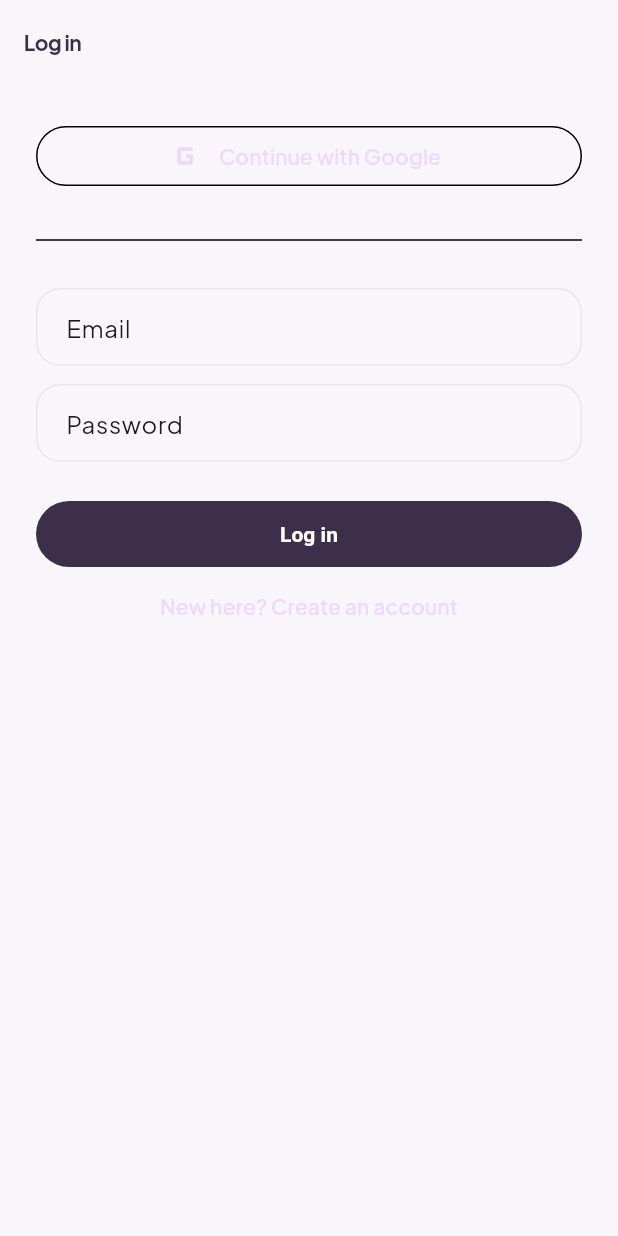
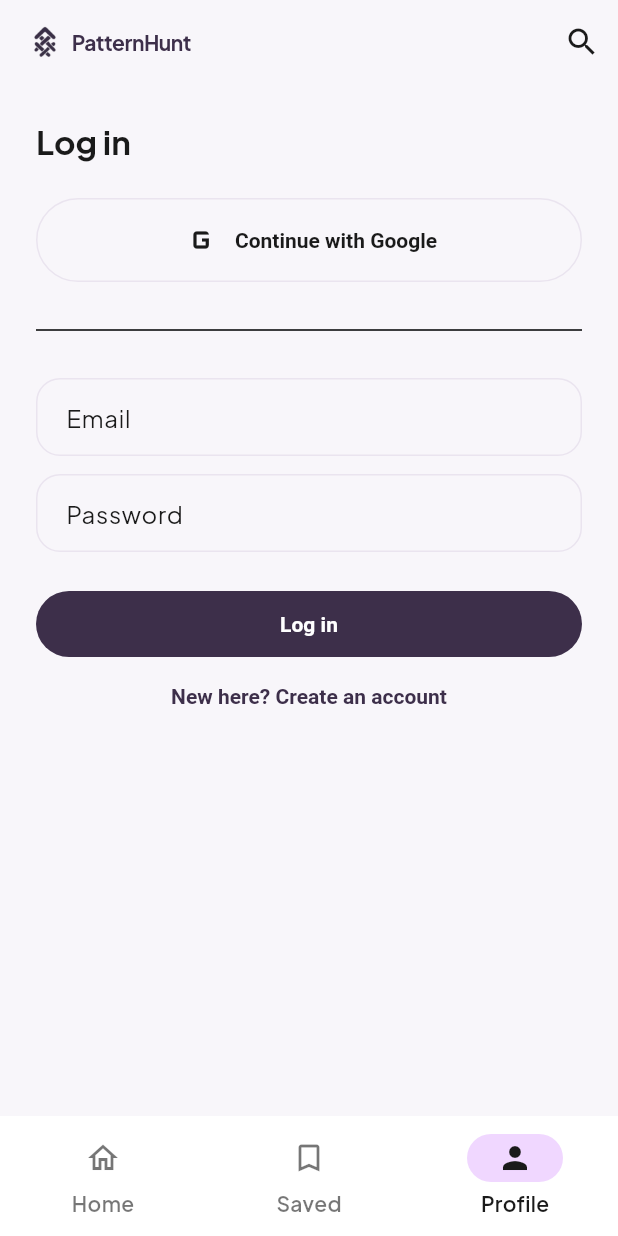
Before and after one commit to parthpatel1o/patternhunt-mobile, a Flutter app: the screen it shows after launch, item 2 of the bottom bar chosen, on a phone screen of 412 x 824 dp. Run offline on Flutter 3.47's test engine with Material 3 defaults, Android fonts, the phone set to English and light mode, and no system bars; our stand-ins replace cached_network_image, dio, file_picker, flutter_animate, flutter_riverpod, go_router and 4 more; accounts and stored records are empty; network calls fail.

Commit message:
Improve homepage filters, navigation, and login UX.
Replace category chips with a dropdown, fix lavender contrast on selected states, add Profile to bottom nav with login kept in the shell, and polish the empty state and filter pills.

```diff
--- a/lib/app/router.dart
+++ b/lib/app/router.dart
@@ -24,11 +24,12 @@ final routerProvider = Provider<GoRouter>((ref) {
           GoRoute(path: '/', builder: (context, state) => const HomeScreen()),
           GoRoute(path: '/saved', builder: (context, state) => const SavedScreen()),
           GoRoute(path: '/submit', builder: (context, state) => const SubmitScreen()),
-          GoRoute(path: '/settings', builder: (context, state) => const SettingsScreen()),
+          GoRoute(path: '/profile', builder: (context, state) => const SettingsScreen()),
+          GoRoute(path: '/settings', redirect: (context, _) => '/profile'),
+          GoRoute(path: '/login', builder: (context, state) => const LoginScreen()),
         ],
       ),
       GoRoute(path: '/search', builder: (context, state) => const SearchScreen()),
-      GoRoute(path: '/login', builder: (context, state) => const LoginScreen()),
       GoRoute(path: '/mine', builder: (context, state) => const MineScreen()),
       GoRoute(
         path: '/saved/:boardId',
@@ -46,11 +47,11 @@ final routerProvider = Provider<GoRouter>((ref) {
     redirect: (context, state) {
       final loggingIn = state.matchedLocation == '/login';
       final profile = ref.read(profileProvider).valueOrNull;
-      if (session == null && ['/submit', '/saved', '/settings', '/mine'].contains(state.matchedLocation)) {
+      if (session == null && ['/submit', '/saved', '/profile', '/mine'].contains(state.matchedLocation)) {
         return '/login';
       }
       if (session != null && state.matchedLocation == '/submit' && profile != null && !profile.isPatternDesigner) {
-        return '/settings';
+        return '/profile';
       }
       if (session != null && loggingIn) return '/';
       return null;
--- a/lib/core/theme/app_theme.dart
+++ b/lib/core/theme/app_theme.dart
@@ -12,7 +12,7 @@ class AppTheme {
         surface: AppColors.background,
         onSurface: AppColors.foreground,
         primary: AppColors.primary,
-        onPrimary: AppColors.primaryForeground,
+        onPrimary: AppColors.foreground,
         secondary: AppColors.accent,
         onSecondary: AppColors.accentForeground,
         error: AppColors.destructive,
@@ -31,9 +31,28 @@ class AppTheme {
       navigationBarTheme: NavigationBarThemeData(
         backgroundColor: AppColors.card,
         indicatorColor: AppColors.primary,
-        labelTextStyle: WidgetStatePropertyAll(
-          textTheme.labelMedium?.copyWith(fontWeight: FontWeight.w600),
-        ),
+        iconTheme: WidgetStateProperty.resolveWith((states) {
+          return IconThemeData(
+            color: states.contains(WidgetState.selected) ? AppColors.foreground : AppColors.muted,
+          );
+        }),
+        labelTextStyle: WidgetStateProperty.resolveWith((states) {
+          return textTheme.labelMedium?.copyWith(
+            fontWeight: FontWeight.w600,
+            color: states.contains(WidgetState.selected) ? AppColors.foreground : AppColors.muted,
+          );
+        }),
+      ),
+      chipTheme: ChipThemeData(
+        backgroundColor: AppColors.card,
+        selectedColor: AppColors.primary,
+        checkmarkColor: AppColors.foreground,
+        labelStyle: const TextStyle(color: AppColors.foreground),
+        secondaryLabelStyle: const TextStyle(color: AppColors.foreground),
+        side: const BorderSide(color: AppColors.border),
+        shape: RoundedRectangleBorder(borderRadius: BorderRadius.circular(24)),
+        padding: const EdgeInsets.symmetric(horizontal: 12, vertical: 4),
+        labelPadding: const EdgeInsets.symmetric(horizontal: 4),
       ),
       cardTheme: CardThemeData(
         color: AppColors.card,
@@ -60,6 +79,20 @@ class AppTheme {
           textStyle: const TextStyle(fontWeight: FontWeight.w600),
         ),
       ),
+      outlinedButtonTheme: OutlinedButtonThemeData(
+        style: OutlinedButton.styleFrom(
+          foregroundColor: AppColors.foreground,
+          side: const BorderSide(color: AppColors.border),
+          padding: const EdgeInsets.symmetric(horizontal: 20, vertical: 14),
+          textStyle: const TextStyle(fontWeight: FontWeight.w600),
+        ),
+      ),
+      textButtonTheme: TextButtonThemeData(
+        style: TextButton.styleFrom(
+          foregroundColor: AppColors.accent,
+          textStyle: const TextStyle(fontWeight: FontWeight.w600),
+        ),
+      ),
     );
   }
 }
--- a/lib/features/auth/login_screen.dart
+++ b/lib/features/auth/login_screen.dart
@@ -67,11 +67,16 @@ class _LoginScreenState extends ConsumerState<LoginScreen> {
 
   @override
   Widget build(BuildContext context) {
-    return Scaffold(
-      appBar: AppBar(title: Text(_signup ? 'Create account' : 'Log in')),
-      body: ListView(
+    final titleStyle = Theme.of(context).textTheme.titleLarge?.copyWith(
+      fontWeight: FontWeight.w700,
+      color: AppColors.foreground,
+    );
+
+    return ListView(
       padding: const EdgeInsets.all(24),
       children: [
+        Text(_signup ? 'Create account' : 'Log in', style: titleStyle),
+        const SizedBox(height: 24),
         OutlinedButton.icon(
           onPressed: _loading ? null : _googleSignIn,
           icon: const Icon(Icons.g_mobiledata, size: 28),
@@ -109,7 +114,6 @@ class _LoginScreenState extends ConsumerState<LoginScreen> {
           child: Text(_signup ? 'Already have an account? Log in' : 'New here? Create an account'),
         ),
       ],
-      ),
     );
   }
 }
--- a/lib/features/submit/submit_screen.dart
+++ b/lib/features/submit/submit_screen.dart
@@ -120,7 +120,7 @@ class _SubmitScreenState extends ConsumerState<SubmitScreen> {
             children: [
               const Text('Turn on pattern designer in Settings before submitting.'),
               const SizedBox(height: 16),
-              FilledButton(onPressed: () => context.go('/settings'), child: const Text('Go to settings')),
+              FilledButton(onPressed: () => context.go('/profile'), child: const Text('Go to profile')),
             ],
           ),
         ),
@@ -135,7 +135,7 @@ class _SubmitScreenState extends ConsumerState<SubmitScreen> {
             children: [
               const Text('Add your designer name in Settings before submitting.'),
               const SizedBox(height: 16),
-              FilledButton(onPressed: () => context.go('/settings'), child: const Text('Go to settings')),
+              FilledButton(onPressed: () => context.go('/profile'), child: const Text('Go to profile')),
             ],
           ),
         ),
--- a/lib/shared/widgets/account_menu.dart
+++ b/lib/shared/widgets/account_menu.dart
@@ -31,11 +31,11 @@ void showAccountMenu(BuildContext context, WidgetRef ref) {
                 },
               ),
             ListTile(
-              leading: const Icon(Icons.settings_outlined),
-              title: const Text('Settings'),
+              leading: const Icon(Icons.person_outline),
+              title: const Text('Profile'),
               onTap: () {
                 Navigator.pop(context);
-                context.go('/settings');
+                context.go('/profile');
               },
             ),
             if (session == null)
--- a/lib/shared/widgets/app_shell.dart
+++ b/lib/shared/widgets/app_shell.dart
@@ -2,7 +2,6 @@ import 'package:flutter/material.dart';
 import 'package:flutter_riverpod/flutter_riverpod.dart';
 import 'package:go_router/go_router.dart';
 import '../../core/providers/providers.dart';
-import 'account_menu.dart';
 
 class AppShell extends ConsumerWidget {
   const AppShell({super.key, required this.child});
@@ -18,18 +17,20 @@ class AppShell extends ConsumerWidget {
     int selectedIndex = 0;
     if (location.startsWith('/saved')) selectedIndex = 1;
     if (location.startsWith('/submit')) selectedIndex = 2;
-    if (location.startsWith('/settings')) selectedIndex = isDesigner ? 3 : 2;
+    if (location.startsWith('/profile') || location.startsWith('/login')) {
+      selectedIndex = isDesigner ? 3 : 2;
+    }
 
     final destinations = <NavigationDestination>[
       const NavigationDestination(icon: Icon(Icons.home_outlined), selectedIcon: Icon(Icons.home), label: 'Home'),
       const NavigationDestination(icon: Icon(Icons.bookmark_outline), selectedIcon: Icon(Icons.bookmark), label: 'Saved'),
       if (isDesigner)
         const NavigationDestination(icon: Icon(Icons.add_circle_outline), selectedIcon: Icon(Icons.add_circle), label: 'Submit'),
-      const NavigationDestination(icon: Icon(Icons.settings_outlined), selectedIcon: Icon(Icons.settings), label: 'Settings'),
+      const NavigationDestination(icon: Icon(Icons.person_outline), selectedIcon: Icon(Icons.person), label: 'Profile'),
     ];
 
     void onTap(int index) {
-      final routes = <String>['/', '/saved', if (isDesigner) '/submit', '/settings'];
+      final routes = <String>['/', '/saved', if (isDesigner) '/submit', '/profile'];
       context.go(routes[index]);
     }
 
@@ -38,7 +39,7 @@ class AppShell extends ConsumerWidget {
         title: Row(
           children: [
             Image.asset('assets/logo.png', width: 28, height: 28),
-            const SizedBox(width: 8),
+            const SizedBox(width: 4),
             const Text('PatternHunt'),
           ],
         ),
@@ -47,11 +48,6 @@ class AppShell extends ConsumerWidget {
             icon: const Icon(Icons.search),
             tooltip: 'Search',
             onPressed: () => context.push('/search'),
-          ),
-          IconButton(
-            icon: const Icon(Icons.person_outline),
-            tooltip: 'Account',
-            onPressed: () => showAccountMenu(context, ref),
           ),
         ],
       ),
```
Also changed, not shown: lib/features/home/home_screen.dart (+42 -38 lines), lib/shared/widgets/filter_pill.dart (added, +55 -0 lines), lib/shared/widgets/home_empty_state.dart (added, +43 -0 lines). Lines whose indentation alone changed are shown as unchanged.
